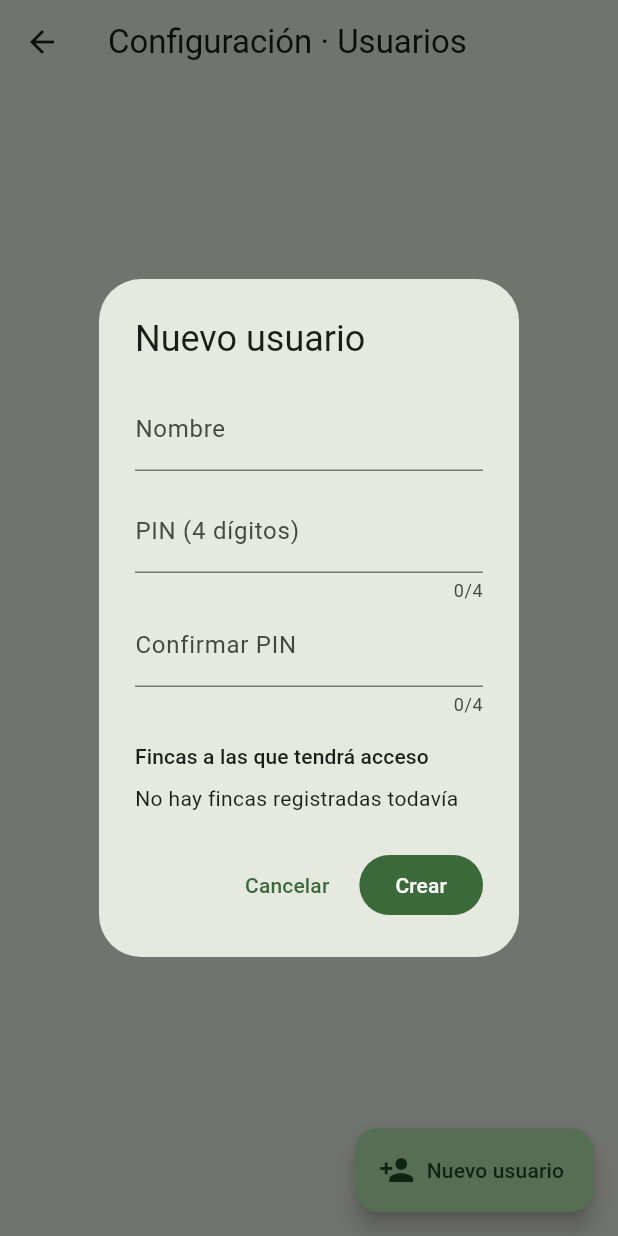
After one commit to mariofranciscomtz-ux/Repositorio-Banapp, a Flutter app: the ConfiguracionScreen screen opened directly, after a tap on "Nuevo usuario", on a phone screen of 412 x 824 dp. The commit adds this screen. Run offline on Flutter 3.47's test engine with Material 3 defaults, Android fonts, the phone set to English and light mode, and no system bars; our stand-ins replace share_plus, supabase_flutter; accounts and stored records are empty; network calls fail.

Commit message:
Mover creacion de usuarios a Configuracion (solo administrador)
- Se quita "Crear usuario nuevo" de la pantalla de login (Quien
  eres?); ahora solo permite ingresar con un usuario ya existente
- Nueva pantalla ConfiguracionScreen: crear usuarios y editar que
  fincas puede ver cada uno
- Boton de Configuracion en Home, visible unicamente si el usuario
  activo es administrador

```diff
--- /dev/null
+++ b/lib/screens/configuracion_screen.dart
@@ -0,0 +1,293 @@
+import 'package:flutter/material.dart';
+import 'package:flutter/services.dart';
+import '../data/pin_hash.dart';
+import '../data/supabase_client.dart';
+import '../models/finca.dart';
+import '../models/usuario.dart';
+
+class ConfiguracionScreen extends StatefulWidget {
+  const ConfiguracionScreen({super.key});
+
+  @override
+  State<ConfiguracionScreen> createState() => _ConfiguracionScreenState();
+}
+
+class _ConfiguracionScreenState extends State<ConfiguracionScreen> {
+  Future<List<Finca>> _cargarFincas() async {
+    final data = await supabase.from('fincas').select().order('nombre');
+    return data.map(Finca.fromRow).toList();
+  }
+
+  Future<void> _crearUsuario(List<Usuario> usuarios) async {
+    final fincas = await _cargarFincas();
+    if (!mounted) return;
+
+    final nombreController = TextEditingController();
+    final pinController = TextEditingController();
+    final pinConfirmController = TextEditingController();
+    final fincasSeleccionadas = <String>{};
+    String? errorDialog;
+
+    final creado = await showDialog<bool>(
+      context: context,
+      builder: (context) => StatefulBuilder(
+        builder: (context, setDialogState) => AlertDialog(
+          title: const Text('Nuevo usuario'),
+          content: SingleChildScrollView(
+            child: Column(
+              mainAxisSize: MainAxisSize.min,
+              crossAxisAlignment: CrossAxisAlignment.start,
+              children: [
+                TextField(
+                  controller: nombreController,
+                  decoration: const InputDecoration(labelText: 'Nombre'),
+                  textCapitalization: TextCapitalization.words,
+                ),
+                const SizedBox(height: 12),
+                TextField(
+                  controller: pinController,
+                  decoration: const InputDecoration(labelText: 'PIN (4 dígitos)'),
+                  keyboardType: TextInputType.number,
+                  obscureText: true,
+                  maxLength: 4,
+                  inputFormatters: [FilteringTextInputFormatter.digitsOnly],
+                ),
+                TextField(
+                  controller: pinConfirmController,
+                  decoration:
+                      const InputDecoration(labelText: 'Confirmar PIN'),
+                  keyboardType: TextInputType.number,
+                  obscureText: true,
+                  maxLength: 4,
+                  inputFormatters: [FilteringTextInputFormatter.digitsOnly],
+                ),
+                const SizedBox(height: 16),
+                Text('Fincas a las que tendrá acceso',
+                    style: Theme.of(context).textTheme.labelLarge),
+                if (fincas.isEmpty)
+                  const Padding(
+                    padding: EdgeInsets.only(top: 8),
+                    child: Text('No hay fincas registradas todavía'),
+                  )
+                else
+                  ...fincas.map((f) => CheckboxListTile(
+                        dense: true,
+                        contentPadding: EdgeInsets.zero,
+                        controlAffinity: ListTileControlAffinity.leading,
+                        title: Text(f.nombre),
+                        value: fincasSeleccionadas.contains(f.id),
+                        onChanged: (marcado) => setDialogState(() {
+                          if (marcado == true) {
+                            fincasSeleccionadas.add(f.id);
+                          } else {
+                            fincasSeleccionadas.remove(f.id);
+                          }
+                        }),
+                      )),
+                if (errorDialog != null)
+                  Padding(
+                    padding: const EdgeInsets.only(top: 8),
+                    child: Text(errorDialog!,
+                        style: const TextStyle(color: Colors.red)),
+                  ),
+              ],
+            ),
+          ),
+          actions: [
+            TextButton(
+              onPressed: () => Navigator.pop(context, false),
+              child: const Text('Cancelar'),
+            ),
+            FilledButton(
+              onPressed: () {
+                final nombre = nombreController.text.trim();
+                if (nombre.isEmpty) {
+                  setDialogState(() => errorDialog = 'Escribe un nombre');
+                  return;
+                }
+                if (usuarios.any(
+                    (u) => u.nombre.toLowerCase() == nombre.toLowerCase())) {
+                  setDialogState(
+                      () => errorDialog = 'Ya existe un usuario con ese nombre');
+                  return;
+                }
+                if (pinController.text.length != 4) {
+                  setDialogState(() => errorDialog = 'El PIN debe tener 4 dígitos');
+                  return;
+                }
+                if (pinController.text != pinConfirmController.text) {
+                  setDialogState(() => errorDialog = 'Los PIN no coinciden');
+                  return;
+                }
+                Navigator.pop(context, true);
+              },
+              child: const Text('Crear'),
+            ),
+          ],
+        ),
+      ),
+    );
+
+    if (creado == true) {
+      final inserted = await supabase
+          .from('usuarios')
+          .insert({
+            'nombre': nombreController.text.trim(),
+            'pin_hash': hashPin(pinController.text),
+          })
+          .select()
+          .single();
+      final nuevoId = inserted['id'] as String;
+      if (fincasSeleccionadas.isNotEmpty) {
+        await supabase.from('usuario_fincas').insert(
+              fincasSeleccionadas
+                  .map((fincaId) => {'usuario_id': nuevoId, 'finca_id': fincaId})
+                  .toList(),
+            );
+      }
+      if (!mounted) return;
+      ScaffoldMessenger.of(context).showSnackBar(SnackBar(
+        content: Text('Usuario "${nombreController.text.trim()}" creado'),
+        duration: const Duration(seconds: 2),
+      ));
+    }
+  }
+
+  Future<void> _editarPermisos(Usuario usuario) async {
+    final fincas = await _cargarFincas();
+    final permisosData = await supabase
+        .from('usuario_fincas')
+        .select('finca_id')
+        .eq('usuario_id', usuario.id);
+    final actuales =
+        permisosData.map((r) => r['finca_id'] as String).toSet();
+    final seleccion = Set<String>.from(actuales);
+
+    if (!mounted) return;
+    final guardar = await showDialog<bool>(
+      context: context,
+      builder: (context) => StatefulBuilder(
+        builder: (context, setDialogState) => AlertDialog(
+          title: Text('Fincas de ${usuario.nombre}'),
+          content: SizedBox(
+            width: double.maxFinite,
+            child: fincas.isEmpty
+                ? const Text('No hay fincas registradas todavía')
+                : SingleChildScrollView(
+                    child: Column(
+                      mainAxisSize: MainAxisSize.min,
+                      children: fincas
+                          .map((f) => CheckboxListTile(
+                                dense: true,
+                                contentPadding: EdgeInsets.zero,
+                                controlAffinity:
+                                    ListTileControlAffinity.leading,
+                                title: Text(f.nombre),
+                                value: seleccion.contains(f.id),
+                                onChanged: (marcado) => setDialogState(() {
+                                  if (marcado == true) {
+                                    seleccion.add(f.id);
+                                  } else {
+                                    seleccion.remove(f.id);
+                                  }
+                                }),
+                              ))
+                          .toList(),
+                    ),
+                  ),
+          ),
+          actions: [
+            TextButton(
+              onPressed: () => Navigator.pop(context, false),
+              child: const Text('Cancelar'),
+            ),
+            FilledButton(
+              onPressed: () => Navigator.pop(context, true),
+              child: const Text('Guardar'),
+            ),
+          ],
+        ),
+      ),
+    );
+
+    if (guardar != true) return;
+
+    final aQuitar = actuales.difference(seleccion);
+    final aAgregar = seleccion.difference(actuales);
+    if (aQuitar.isNotEmpty) {
+      await supabase
+          .from('usuario_fincas')
+          .delete()
+          .eq('usuario_id', usuario.id)
+          .inFilter('finca_id', aQuitar.toList());
+    }
+    if (aAgregar.isNotEmpty) {
+      await supabase.from('usuario_fincas').insert(
+            aAgregar
+                .map((fincaId) =>
+                    {'usuario_id': usuario.id, 'finca_id': fincaId})
+                .toList(),
+          );
+    }
+    if (!mounted) return;
+    ScaffoldMessenger.of(context).showSnackBar(const SnackBar(
+      content: Text('Permisos actualizados'),
+      duration: Duration(seconds: 2),
+    ));
+  }
+
+  @override
+  Widget build(BuildContext context) {
+    return Scaffold(
+      appBar: AppBar(title: const Text('Configuración · Usuarios')),
+      body: StreamBuilder(
+        stream: supabase.from('usuarios').stream(primaryKey: ['id']),
+        builder: (context, snapshot) {
+          if (snapshot.hasError) {
+            return Center(
+                child: Text('Error cargando usuarios: ${snapshot.error}'));
+          }
+          if (!snapshot.hasData) {
+            return const Center(child: CircularProgressIndicator());
+          }
+          final usuarios = snapshot.data!.map(Usuario.fromRow).toList()
+            ..sort((a, b) => a.nombre.compareTo(b.nombre));
+
+          return ListView(
+            padding: const EdgeInsets.symmetric(vertical: 8),
+            children: usuarios.map((u) {
+              return ListTile(
+                leading: CircleAvatar(
+                  child: Icon(u.esAdmin ? Icons.shield : Icons.person),
+                ),
+                title: Text(u.nombre),
+                subtitle: Text(u.esAdmin
+                    ? 'Administrador · acceso a todas las fincas'
+                    : 'Acceso solo a las fincas asignadas'),
+                trailing: u.esAdmin
+                    ? null
+                    : IconButton(
+                        icon: const Icon(Icons.edit_outlined),
+                        tooltip: 'Editar fincas asignadas',
+                        onPressed: () => _editarPermisos(u),
+                      ),
+              );
+            }).toList(),
+          );
+        },
+      ),
+      floatingActionButton: StreamBuilder(
+        stream: supabase.from('usuarios').stream(primaryKey: ['id']),
+        builder: (context, snapshot) {
+          final usuarios =
+              (snapshot.data ?? const []).map(Usuario.fromRow).toList();
+          return FloatingActionButton.extended(
+            onPressed: () => _crearUsuario(usuarios),
+            icon: const Icon(Icons.person_add),
+            label: const Text('Nuevo usuario'),
+          );
+        },
+      ),
+    );
+  }
+}
```
Also changed, not shown: lib/screens/home_screen.dart (+9 -0 lines), lib/screens/seleccionar_usuario_screen.dart (+2 -140 lines).
